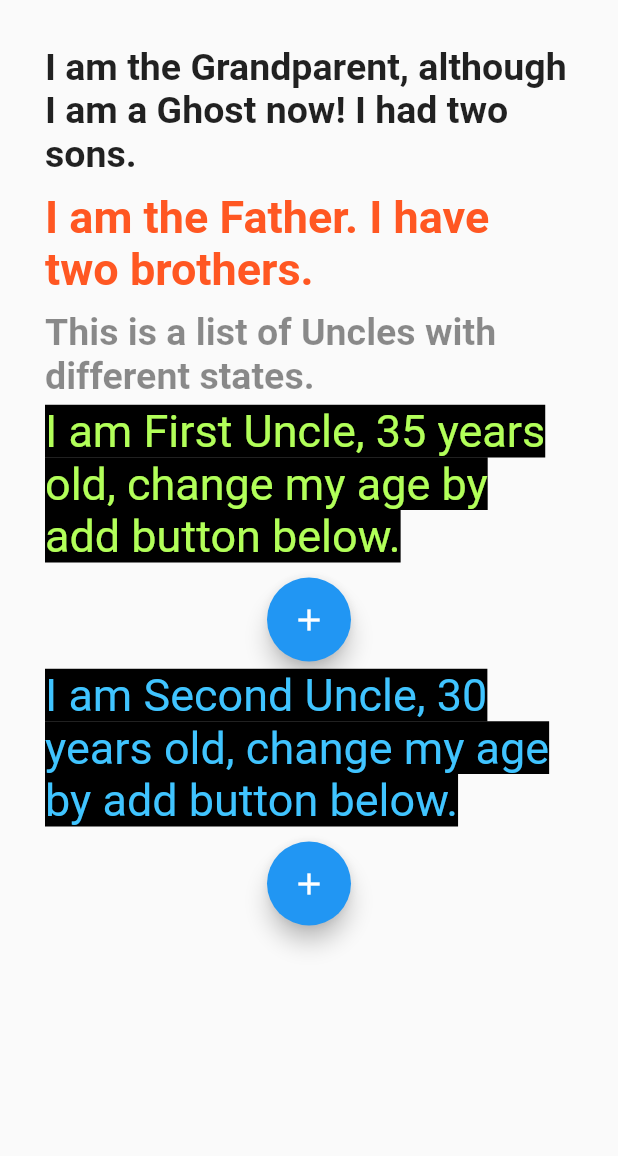
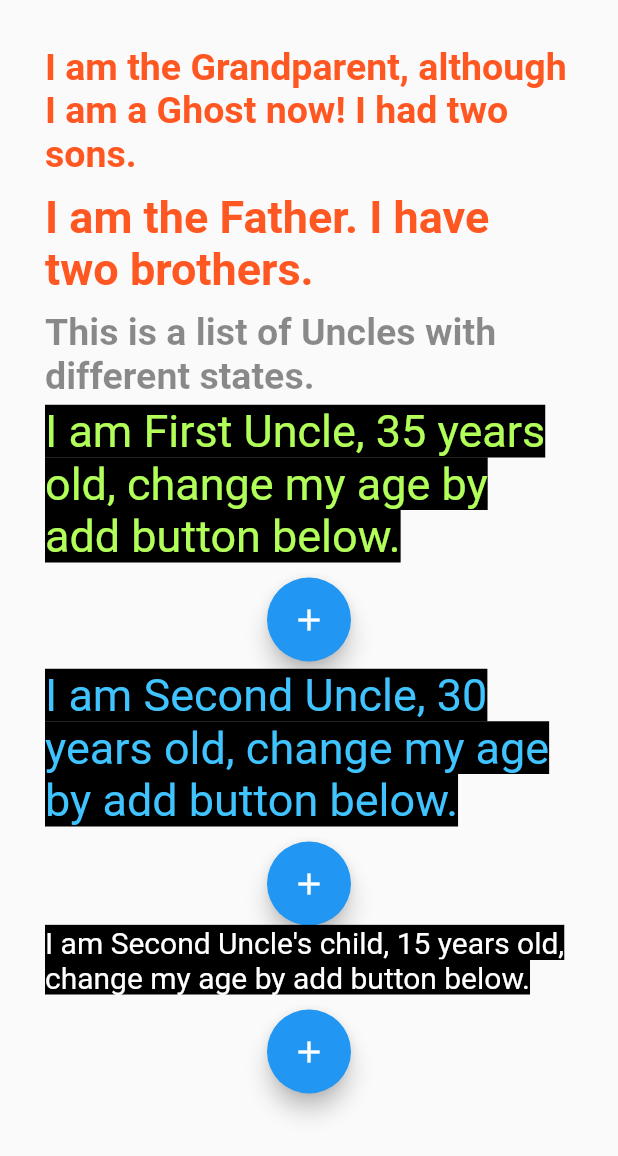
Before and after one commit to sanjibsinha/our_app, a Flutter app: the screen it shows after launch, on a phone screen of 412 x 824 dp. Shown: the top 1156 px of the screen. Run offline on Flutter 3.47's test engine with Material 2 defaults, Android fonts, the light colour scheme and no system bars.

Commit message:
Eighth commit

```diff
--- a/lib/controller/inherited-widget/inherited_widget_on_top.dart
+++ b/lib/controller/inherited-widget/inherited_widget_on_top.dart
@@ -25,6 +25,46 @@ class _InheritedWidgetOnTopState extends State<InheritedWidgetOnTop> {
             child: Builder(builder: (BuildContext textContext) {
               return UncleClasses();
             })),
+      ],
+    );
+  }
+}
+
+class GrandParent extends StatelessWidget {
+  @override
+  Widget build(BuildContext context) {
+    final eyeColor = EyeColor.of(context).color;
+    return Column(
+      children: [
+        Text(
+          'I am the Grandparent, although I am a Ghost now! I had two sons.',
+          style: TextStyle(
+            fontWeight: FontWeight.bold,
+            fontSize: 25.0,
+            color: eyeColor,
+          ),
+        ),
+        SizedBox(
+          height: 10.0,
+        ),
+        FatherClass(),
+      ],
+    );
+  }
+}
+
+class FatherClass extends StatelessWidget {
+  @override
+  Widget build(BuildContext context) {
+    return Column(
+      children: [
+        Text(
+          'I am the Father. I have two brothers.',
+          style: TextStyle(
+              color: EyeColor.of(context).color,
+              fontSize: 30.0,
+              fontWeight: FontWeight.bold),
+        ),
       ],
     );
   }
@@ -63,9 +103,7 @@ class _FirstUncleClassState extends State<FirstUncleClass> {
   var firstUncleAge = new ChangeAge(age: 35);
   @override
   Widget build(BuildContext context) {
-    return ChangingAge(
-      age: new ChangeAge(age: 25),
-      child: Column(
+    return Column(
       children: [
         Text(
           'I am First Uncle, ${firstUncleAge.age} years old, change my age by add button below.',
@@ -87,7 +125,6 @@ class _FirstUncleClassState extends State<FirstUncleClass> {
           backgroundColor: Colors.blue,
         ),
       ],
-      ),
     );
   }
 }
@@ -101,9 +138,7 @@ class _UncleClassState extends State<UncleClass> {
   var secondUncleAge = new ChangeAge(age: 30);
 
   Widget build(BuildContext context) {
-    return ChangingAge(
-      age: new ChangeAge(age: 25),
-      child: Column(
+    return Column(
       children: [
         Text(
           'I am Second Uncle, ${secondUncleAge.age} years old, change my age by add button below.',
@@ -124,48 +159,43 @@ class _UncleClassState extends State<UncleClass> {
           child: Icon(Icons.add),
           backgroundColor: Colors.blue,
         ),
+        UnclesChildClass(),
       ],
-      ),
     );
   }
 }
 
-class GrandParent extends StatelessWidget {
+class UnclesChildClass extends StatefulWidget {
+  @override
+  _UnclesChildClassState createState() => _UnclesChildClassState();
+}
+
+class _UnclesChildClassState extends State<UnclesChildClass> {
+  var unclesChildAge = ChangeAge(age: 15);
   @override
   Widget build(BuildContext context) {
-    return _childrenList();
-  }
-}
-
-Widget _childrenList() => Column(
+    return Column(
       children: [
         Text(
-          'I am the Grandparent, although I am a Ghost now! I had two sons.',
-          style: TextStyle(fontWeight: FontWeight.bold, fontSize: 25.0),
+          'I am Second Uncle\'s child, ${unclesChildAge.age} years old, change my age by add button below.',
+          style: TextStyle(
+              fontSize: 20.0,
+              color: Colors.white,
+              backgroundColor: Colors.black),
         ),
         SizedBox(
           height: 10.0,
         ),
-        FatherClass(),
-      ],
-    );
-
-class FatherClass extends StatelessWidget {
-  @override
-  Widget build(BuildContext context) {
-    return EyeColor(
-      color: Colors.deepOrange,
-      child: Column(
-        children: [
-          Text(
-            'I am the Father. I have two brothers.',
-            style: TextStyle(
-                color: EyeColor.of(context).color,
-                fontSize: 30.0,
-                fontWeight: FontWeight.bold),
+        FloatingActionButton(
+          onPressed: () {
+            setState(() {
+              unclesChildAge.changeAge();
+            });
+          },
+          child: Icon(Icons.add),
+          backgroundColor: Colors.blue,
         ),
       ],
-      ),
     );
   }
 }
--- a/lib/controller/inherited-widget/widgets-lists/widgets_lists.dart
+++ b/lib/controller/inherited-widget/widgets-lists/widgets_lists.dart
@@ -44,11 +44,3 @@ class ChangeAge {
     age += 5;
   }
 }
-
-class ChangeColor {
-  Color textColor;
-  ChangeColor({this.textColor});
-  void changeColor() {
-    textColor = Colors.deepPurple;
-  }
-}
--- a/lib/main.dart
+++ b/lib/main.dart
@@ -1,6 +1,5 @@
 import 'package:flutter/material.dart';
 import 'controller/inherited-widget/inherited_widget_on_top.dart';
-import 'controller/inherited-widget/rebuilding_inherited_widget.dart';
 
 main() => runApp(OurApp());
 
```
Also changed, not shown: 1 other file. Lines whose indentation alone changed are shown as unchanged.
